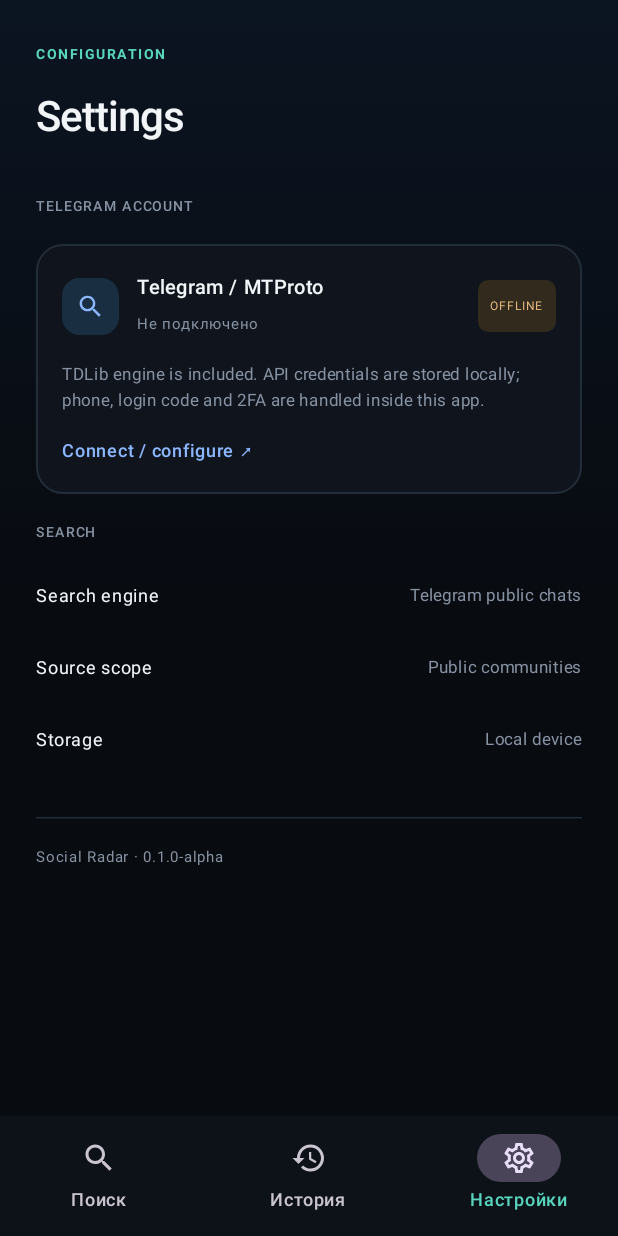
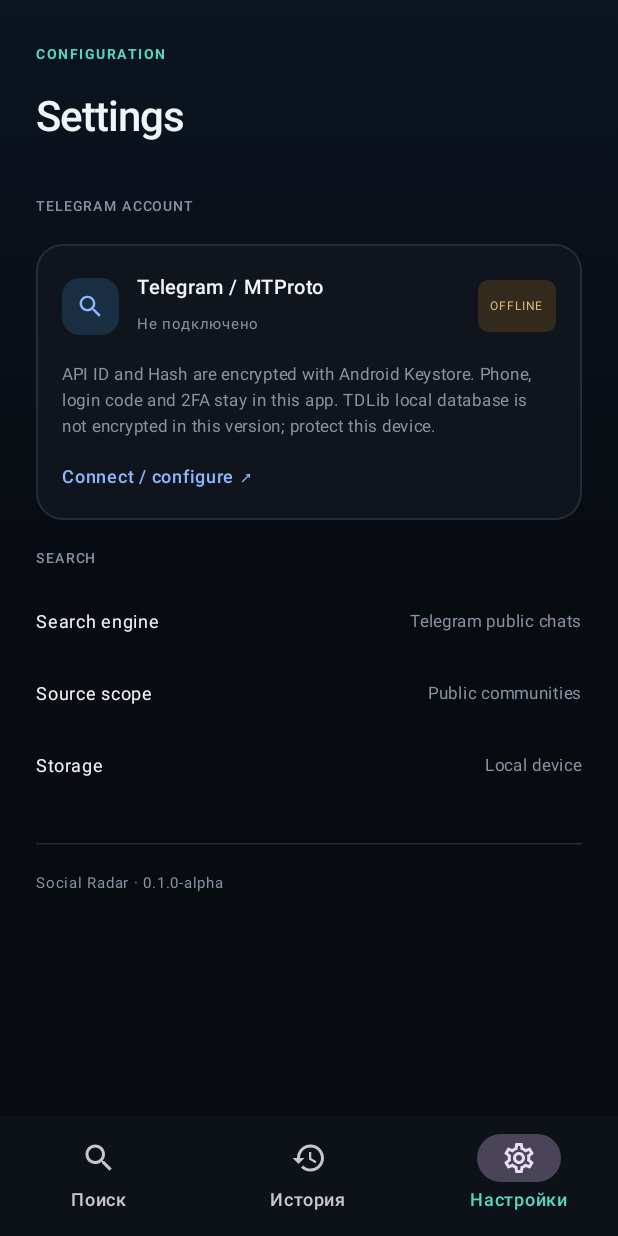
Before and after one commit to nistratovmatvej-crypto/Telegram-Parse, an Android app built with Jetpack Compose: the screen it shows after launch (MainActivity), item 3 of the bottom bar chosen, on a phone screen of 412 x 824 dp. Run offline under Robolectric (Android 15) with nearby library versions, the phone set to English and light mode, and no system bars; libraries missing offline, so code that uses them is left out: io.github.tdlibandroid.ktx, org.drinkless.tdlib.

Commit message:
Show credential and local database security status in settings

```diff
--- a/app/src/main/java/app/socialradar/MainActivity.kt
+++ b/app/src/main/java/app/socialradar/MainActivity.kt
@@ -319,7 +319,7 @@ private fun SettingsPage(session: TelegramSession, auth: RadarAuth, sessionMessa
                     }
                 }
                 Spacer(Modifier.height(13.dp))
-                Text("TDLib engine is included. API credentials are stored locally; phone, login code and 2FA are handled inside this app.", color = TextSecondary, fontSize = 11.sp, lineHeight = 17.sp)
+                Text("API ID and Hash are encrypted with Android Keystore. Phone, login code and 2FA stay in this app. TDLib local database is not encrypted in this version; protect this device.", color = TextSecondary, fontSize = 11.sp, lineHeight = 17.sp)
                 if (sessionMessage.isNotBlank()) Text(sessionMessage, color = TextSecondary, fontSize = 10.sp, lineHeight = 15.sp)
                 Spacer(Modifier.height(12.dp))
                 Text(if (auth.ready) "Disconnect account" else "Connect / configure ↗", color = Accent, fontSize = 12.sp, fontWeight = FontWeight.SemiBold, modifier = Modifier.clickable { if (auth.ready) session.logout() else showCredentials = true })
```
